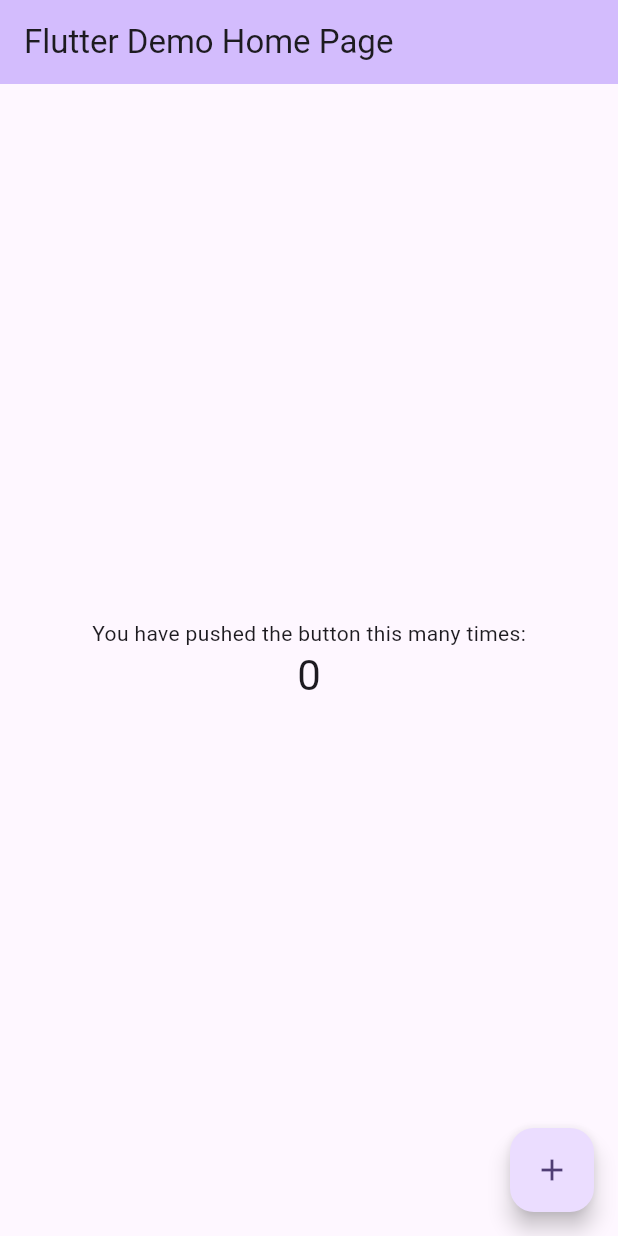
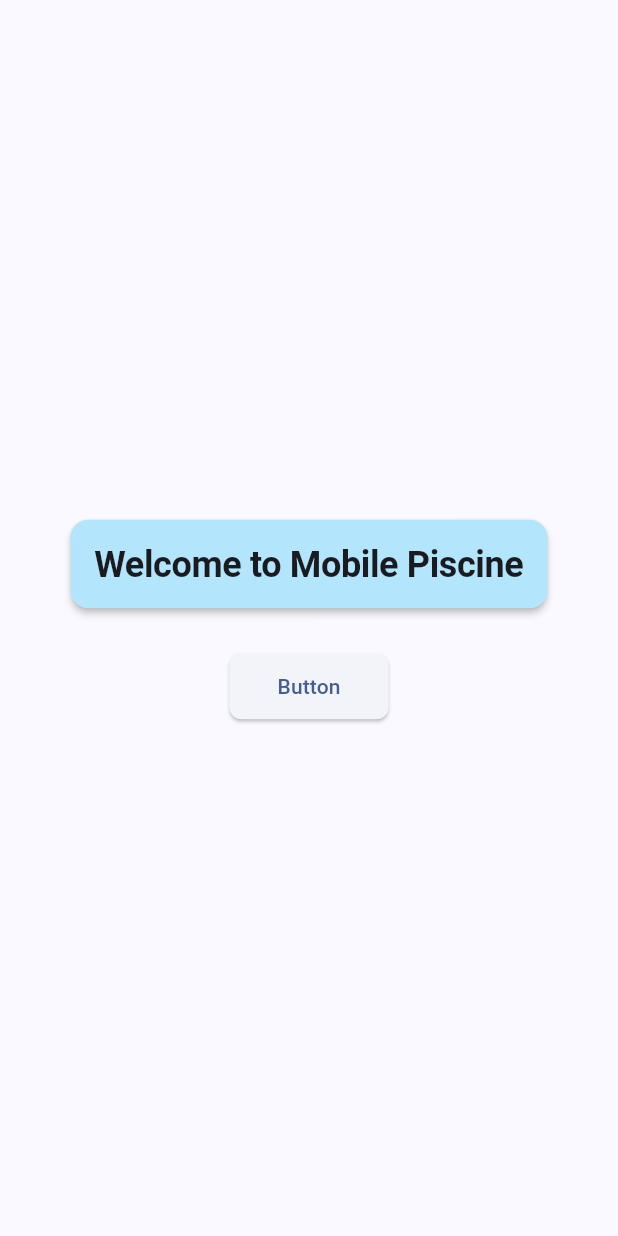
Before and after one commit to 42sungwook/flutter-piscine, a Flutter app: the screen it shows after launch, on a phone screen of 412 x 824 dp. Run offline on Flutter 3.47's test engine with Material 3 defaults, Android fonts, the phone set to English and light mode, and no system bars.

Commit message:
feat: add route, theme, home screen

```diff
--- /dev/null
+++ b/lib/config/theme.dart
@@ -0,0 +1,106 @@
+// lib/config/theme.dart
+
+import 'package:flutter/material.dart';
+
+class AppTheme {
+  // 라이트 테마
+  static ThemeData get lightTheme {
+    return ThemeData(
+      useMaterial3: true,
+      brightness: Brightness.light,
+
+      // 컬러 스킴
+      colorScheme: ColorScheme.fromSeed(
+        seedColor: const Color(0xFF1A73E8),
+        brightness: Brightness.light,
+      ),
+
+      // 앱바 테마
+      appBarTheme: const AppBarTheme(
+        centerTitle: true,
+        elevation: 0,
+      ),
+
+      // 텍스트 테마
+      textTheme: const TextTheme(
+        displayLarge: TextStyle(
+          fontSize: 24,
+          fontWeight: FontWeight.bold,
+        ),
+        bodyLarge: TextStyle(
+          fontSize: 16,
+          color: Colors.black87,
+        ),
+        bodyMedium: TextStyle(
+          fontSize: 14,
+          color: Colors.black54,
+        ),
+      ),
+
+      // 버튼 테마
+      elevatedButtonTheme: ElevatedButtonThemeData(
+        style: ElevatedButton.styleFrom(
+          padding: const EdgeInsets.symmetric(
+            horizontal: 32,
+            vertical: 12,
+          ),
+          shape: RoundedRectangleBorder(
+            borderRadius: BorderRadius.circular(8),
+          ),
+        ),
+      ),
+
+      // 카드 테마
+      cardTheme: CardTheme(
+        elevation: 2,
+        color: Colors.lightBlue[100],
+        surfaceTintColor: Colors.lightBlue[100],
+        shape: RoundedRectangleBorder(
+          borderRadius: BorderRadius.circular(12),
+        ),
+      ),
+    );
+  }
+
+  // 다크 테마
+  static ThemeData get darkTheme {
+    return ThemeData(
+      useMaterial3: true,
+      brightness: Brightness.dark,
+      colorScheme: ColorScheme.fromSeed(
+        seedColor: const Color(0xFF1A73E8),
+        brightness: Brightness.dark,
+      ),
+      appBarTheme: const AppBarTheme(
+        centerTitle: true,
+        elevation: 0,
+      ),
+      textTheme: const TextTheme(
+        displayLarge: TextStyle(
+          fontSize: 24,
+          fontWeight: FontWeight.bold,
+          color: Colors.white,
+        ),
+        bodyLarge: TextStyle(
+          fontSize: 16,
+          color: Colors.white70,
+        ),
+        bodyMedium: TextStyle(
+          fontSize: 14,
+          color: Colors.white54,
+        ),
+      ),
+    );
+  }
+
+  static const Color primaryColor = Color(0xFF1A73E8);
+  static const Color secondaryColor = Color(0xFF34A853);
+  static const Color errorColor = Color(0xFFEA4335);
+
+  static const double spacing = 8.0;
+  static const double spacing2x = 16.0;
+  static const double spacing3x = 24.0;
+
+  static final BorderRadius radius = BorderRadius.circular(8);
+  static final BorderRadius radiusLg = BorderRadius.circular(12);
+}
--- a/lib/main.dart
+++ b/lib/main.dart
@@ -1,4 +1,6 @@
 import 'package:flutter/material.dart';
+import 'package:flutter_piscine/config/theme.dart';
+import 'package:flutter_piscine/screens/home.dart';
 
 void main() {
   runApp(const MyApp());
@@ -7,119 +9,12 @@
 class MyApp extends StatelessWidget {
   const MyApp({super.key});
 
-  // This widget is the root of your application.
   @override
   Widget build(BuildContext context) {
     return MaterialApp(
-      title: 'Flutter Demo',
-      theme: ThemeData(
-        // This is the theme of your application.
-        //
-        // TRY THIS: Try running your application with "flutter run". You'll see
-        // the application has a purple toolbar. Then, without quitting the app,
-        // try changing the seedColor in the colorScheme below to Colors.green
-        // and then invoke "hot reload" (save your changes or press the "hot
-        // reload" button in a Flutter-supported IDE, or press "r" if you used
-        // the command line to start the app).
-        //
-        // Notice that the counter didn't reset back to zero; the application
-        // state is not lost during the reload. To reset the state, use hot
-        // restart instead.
-        //
-        // This works for code too, not just values: Most code changes can be
-        // tested with just a hot reload.
-        colorScheme: ColorScheme.fromSeed(seedColor: Colors.deepPurple),
-        useMaterial3: true,
-      ),
-      home: const MyHomePage(title: 'Flutter Demo Home Page'),
+      title: '앱 이름',
+      theme: AppTheme.lightTheme,
+      home: const HomeScreen(),
     );
   }
 }
-
-class MyHomePage extends StatefulWidget {
-  const MyHomePage({super.key, required this.title});
-
-  // This widget is the home page of your application. It is stateful, meaning
-  // that it has a State object (defined below) that contains fields that affect
-  // how it looks.
-
-  // This class is the configuration for the state. It holds the values (in this
-  // case the title) provided by the parent (in this case the App widget) and
-  // used by the build method of the State. Fields in a Widget subclass are
-  // always marked "final".
-
-  final String title;
-
-  @override
-  State<MyHomePage> createState() => _MyHomePageState();
-}
-
-class _MyHomePageState extends State<MyHomePage> {
-  int _counter = 0;
-
-  void _incrementCounter() {
-    setState(() {
-      // This call to setState tells the Flutter framework that something has
-      // changed in this State, which causes it to rerun the build method below
-      // so that the display can reflect the updated values. If we changed
-      // _counter without calling setState(), then the build method would not be
-      // called again, and so nothing would appear to happen.
-      _counter++;
-    });
-  }
-
-  @override
-  Widget build(BuildContext context) {
-    // This method is rerun every time setState is called, for instance as done
-    // by the _incrementCounter method above.
-    //
-    // The Flutter framework has been optimized to make rerunning build methods
-    // fast, so that you can just rebuild anything that needs updating rather
-    // than having to individually change instances of widgets.
-    return Scaffold(
-      appBar: AppBar(
-        // TRY THIS: Try changing the color here to a specific color (to
-        // Colors.amber, perhaps?) and trigger a hot reload to see the AppBar
-        // change color while the other colors stay the same.
-        backgroundColor: Theme.of(context).colorScheme.inversePrimary,
-        // Here we take the value from the MyHomePage object that was created by
-        // the App.build method, and use it to set our appbar title.
-        title: Text(widget.title),
-      ),
-      body: Center(
-        // Center is a layout widget. It takes a single child and positions it
-        // in the middle of the parent.
-        child: Column(
-          // Column is also a layout widget. It takes a list of children and
-          // arranges them vertically. By default, it sizes itself to fit its
-          // children horizontally, and tries to be as tall as its parent.
-          //
-          // Column has various properties to control how it sizes itself and
-          // how it positions its children. Here we use mainAxisAlignment to
-          // center the children vertically; the main axis here is the vertical
-          // axis because Columns are vertical (the cross axis would be
-          // horizontal).
-          //
-          // TRY THIS: Invoke "debug painting" (choose the "Toggle Debug Paint"
-          // action in the IDE, or press "p" in the console), to see the
-          // wireframe for each widget.
-          mainAxisAlignment: MainAxisAlignment.center,
-          children: <Widget>[
-            const Text(
-              'You have pushed the button this many times:',
-            ),
-            Text(
-              '$_counter',
-              style: Theme.of(context).textTheme.headlineMedium,
-            ),
-          ],
-        ),
-      ),
-      floatingActionButton: FloatingActionButton(
-        onPressed: _incrementCounter,
-        tooltip: 'Increment',
-        child: const Icon(Icons.add),
-      ), // This trailing comma makes auto-formatting nicer for build methods.
-    );
-  }
-}
--- /dev/null
+++ b/lib/screens/home.dart
@@ -0,0 +1,35 @@
+import 'package:flutter/material.dart';
+import 'package:flutter_piscine/config/theme.dart';
+
+class HomeScreen extends StatelessWidget {
+  const HomeScreen({super.key});
+
+  @override
+  Widget build(BuildContext context) {
+    return Scaffold(
+      body: Center(
+        child: Column(
+          mainAxisAlignment: MainAxisAlignment.center,
+          children: [
+            Card(
+              child: Padding(
+                padding: EdgeInsets.all(AppTheme.spacing2x),
+                child: Text(
+                  'Welcome to Mobile Piscine',
+                  style: Theme.of(context).textTheme.displayLarge,
+                ),
+              ),
+            ),
+            SizedBox(height: AppTheme.spacing3x),
+            ElevatedButton(
+              onPressed: () {
+                print('Button pressed');
+              },
+              child: const Text('Button'),
+            ),
+          ],
+        ),
+      ),
+    );
+  }
+}
```
Also changed, not shown: lib/config/routes.dart (added, +38 -0 lines).
